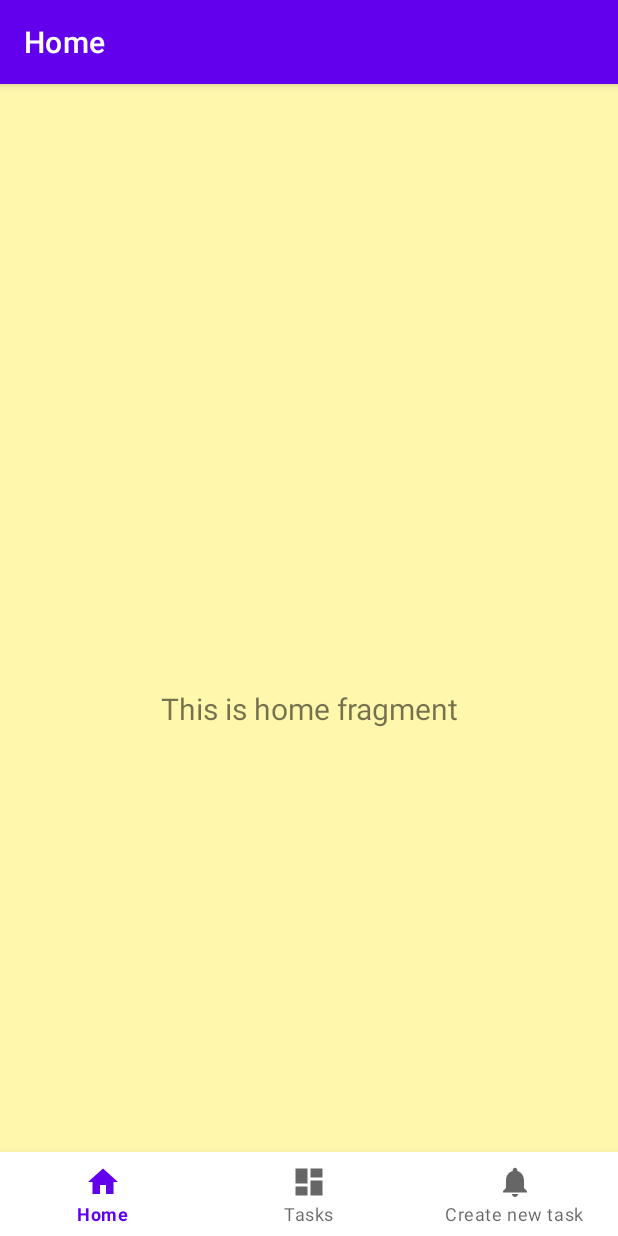
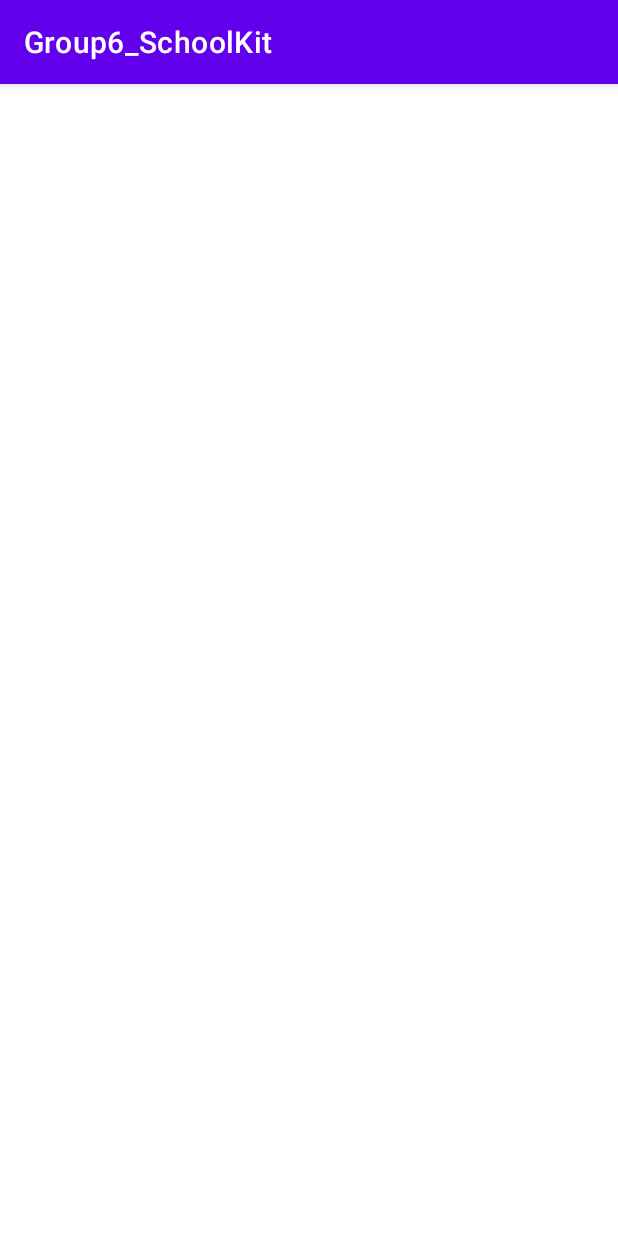
Before and after one commit to BrianTsangCa/Group6_SchoolKit, an Android app: the MainActivity screen opened directly, with no data from a screen before it, on a phone screen of 412 x 824 dp. Run offline under Robolectric (Android 15) with nearby library versions, the phone set to English and light mode, and no system bars; 1 statement that could not run was skipped.

Commit message:
no fragmentversion

```diff
--- a/app/src/main/AndroidManifest.xml
+++ b/app/src/main/AndroidManifest.xml
@@ -20,6 +20,7 @@
 
                 <category android:name="android.intent.category.LAUNCHER" />
             </intent-filter>
+
             <meta-data
                 android:name="android.app.lib_name"
                 android:value="" />
--- a/app/src/main/java/com/example/group6_schoolkit/MainActivity.java
+++ b/app/src/main/java/com/example/group6_schoolkit/MainActivity.java
@@ -2,34 +2,16 @@ package com.example.group6_schoolkit;
 
 import android.os.Bundle;
 
-import com.google.android.material.bottomnavigation.BottomNavigationView;
+
 
 import androidx.appcompat.app.AppCompatActivity;
-import androidx.navigation.NavController;
-import androidx.navigation.Navigation;
-import androidx.navigation.ui.AppBarConfiguration;
-import androidx.navigation.ui.NavigationUI;
 
-import com.example.group6_schoolkit.databinding.ActivityMainBinding;
 
 public class MainActivity extends AppCompatActivity {
 
     @Override
     protected void onCreate(Bundle savedInstanceState) {
         super.onCreate(savedInstanceState);
-
-        com.example.group6_schoolkit.databinding.ActivityMainBinding binding = ActivityMainBinding.inflate(getLayoutInflater());
-        setContentView(binding.getRoot());
-
-        BottomNavigationView navView = findViewById(R.id.nav_view);
-        // Passing each menu ID as a set of Ids because each
-        // menu should be considered as top level destinations.
-        AppBarConfiguration appBarConfiguration = new AppBarConfiguration.Builder(
-                R.id.navigation_Home, R.id.navigation_Tasks, R.id.navigation_CreateNewTask)
-                .build();
-        NavController navController = Navigation.findNavController(this, R.id.nav_host_fragment_activity_main);
-        NavigationUI.setupActionBarWithNavController(this, navController, appBarConfiguration);
-        NavigationUI.setupWithNavController(binding.navView, navController);
+        setContentView(R.layout.activity_main);
     }
-
 }
--- a/app/src/main/java/com/example/group6_schoolkit/ui/home/HomeFragment.java
+++ /dev/null
@@ -1,37 +0,0 @@
-package com.example.group6_schoolkit.ui.home;
-
-import android.os.Bundle;
-import android.view.LayoutInflater;
-import android.view.View;
-import android.view.ViewGroup;
-import android.widget.TextView;
-
-import androidx.annotation.NonNull;
-import androidx.fragment.app.Fragment;
-import androidx.lifecycle.ViewModelProvider;
-
-import com.example.group6_schoolkit.databinding.FragmentHomeBinding;
-
-public class HomeFragment extends Fragment {
-
-    private FragmentHomeBinding binding;
-
-    public View onCreateView(@NonNull LayoutInflater inflater,
-                             ViewGroup container, Bundle savedInstanceState) {
-        HomeViewModel homeViewModel =
-                new ViewModelProvider(this).get(HomeViewModel.class);
-
-        binding = FragmentHomeBinding.inflate(inflater, container, false);
-        View root = binding.getRoot();
-
-        final TextView textView = binding.textHome;
-        homeViewModel.getText().observe(getViewLifecycleOwner(), textView::setText);
-        return root;
-    }
-
-    @Override
-    public void onDestroyView() {
-        super.onDestroyView();
-        binding = null;
-    }
-}
--- a/app/src/main/java/com/example/group6_schoolkit/ui/home/HomeViewModel.java
+++ /dev/null
@@ -1,19 +0,0 @@
-package com.example.group6_schoolkit.ui.home;
-
-import androidx.lifecycle.LiveData;
-import androidx.lifecycle.MutableLiveData;
-import androidx.lifecycle.ViewModel;
-
-public class HomeViewModel extends ViewModel {
-
-    private final MutableLiveData<String> mText;
-
-    public HomeViewModel() {
-        mText = new MutableLiveData<>();
-        mText.setValue("This is home fragment");
-    }
-
-    public LiveData<String> getText() {
-        return mText;
-    }
-}
--- a/app/src/main/res/layout/activity_main.xml
+++ /dev/null
@@ -1,32 +0,0 @@
-<?xml version="1.0" encoding="utf-8"?>
-<androidx.constraintlayout.widget.ConstraintLayout xmlns:android="http://schemas.android.com/apk/res/android"
-    xmlns:app="http://schemas.android.com/apk/res-auto"
-    android:id="@+id/container"
-    android:layout_width="match_parent"
-    android:layout_height="match_parent"
-    android:background="#FFF7AC"
-    android:paddingTop="?attr/actionBarSize">
-
-    <com.google.android.material.bottomnavigation.BottomNavigationView
-        android:id="@+id/nav_view"
-        android:layout_width="0dp"
-        android:layout_height="wrap_content"
-        android:background="?android:attr/windowBackground"
-        app:layout_constraintBottom_toBottomOf="parent"
-        app:layout_constraintLeft_toLeftOf="parent"
-        app:layout_constraintRight_toRightOf="parent"
-        app:menu="@menu/bottom_nav_menu" />
-
-    <fragment
-        android:id="@+id/nav_host_fragment_activity_main"
-        android:name="androidx.navigation.fragment.NavHostFragment"
-        android:layout_width="match_parent"
-        android:layout_height="match_parent"
-        app:defaultNavHost="true"
-        app:layout_constraintBottom_toTopOf="@id/nav_view"
-        app:layout_constraintLeft_toLeftOf="parent"
-        app:layout_constraintRight_toRightOf="parent"
-        app:layout_constraintTop_toTopOf="parent"
-        app:navGraph="@navigation/mobile_navigation" />
-
-</androidx.constraintlayout.widget.ConstraintLayout>
--- a/app/src/main/res/layout/fragment_home.xml
+++ /dev/null
@@ -1,23 +0,0 @@
-<?xml version="1.0" encoding="utf-8"?>
-<androidx.constraintlayout.widget.ConstraintLayout xmlns:android="http://schemas.android.com/apk/res/android"
-    xmlns:app="http://schemas.android.com/apk/res-auto"
-    xmlns:tools="http://schemas.android.com/tools"
-    android:layout_width="match_parent"
-    android:layout_height="match_parent"
-    android:background="#FFF7AC"
-    tools:context=".ui.home.HomeFragment">
-
-    <TextView
-        android:id="@+id/text_home"
-        android:layout_width="match_parent"
-        android:layout_height="wrap_content"
-        android:layout_marginStart="8dp"
-        android:layout_marginTop="8dp"
-        android:layout_marginEnd="8dp"
-        android:textAlignment="center"
-        android:textSize="20sp"
-        app:layout_constraintBottom_toBottomOf="parent"
-        app:layout_constraintEnd_toEndOf="parent"
-        app:layout_constraintStart_toStartOf="parent"
-        app:layout_constraintTop_toTopOf="parent" />
-</androidx.constraintlayout.widget.ConstraintLayout>
```
Also changed, not shown: app/src/main/java/com/example/group6_schoolkit/ui/dashboard/DashboardFragment.java (deleted, +0 -37 lines), app/src/main/java/com/example/group6_schoolkit/ui/dashboard/DashboardViewModel.java (deleted, +0 -19 lines), app/src/main/java/com/example/group6_schoolkit/ui/notifications/NotificationsFragment.java (deleted, +0 -37 lines), app/src/main/java/com/example/group6_schoolkit/ui/notifications/NotificationsViewModel.java (deleted, +0 -19 lines), app/src/main/res/layout/fragment_dashboard.xml (deleted, +0 -68 lines), app/src/main/res/layout/fragment_notifications.xml (deleted, +0 -23 lines).
